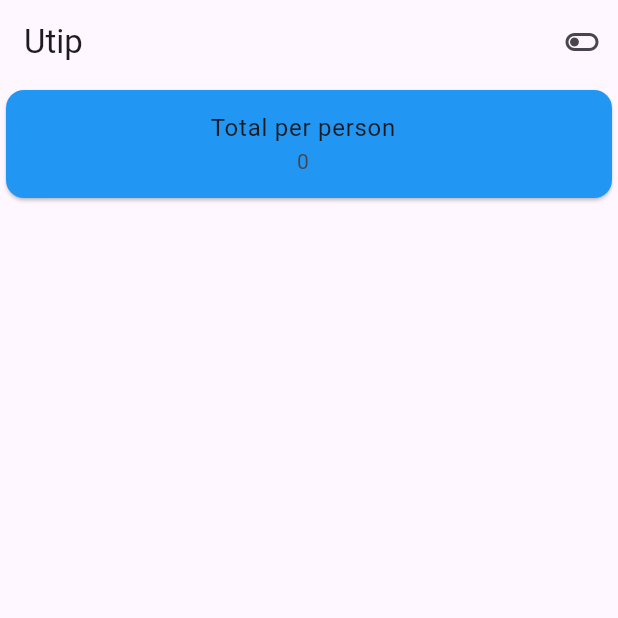
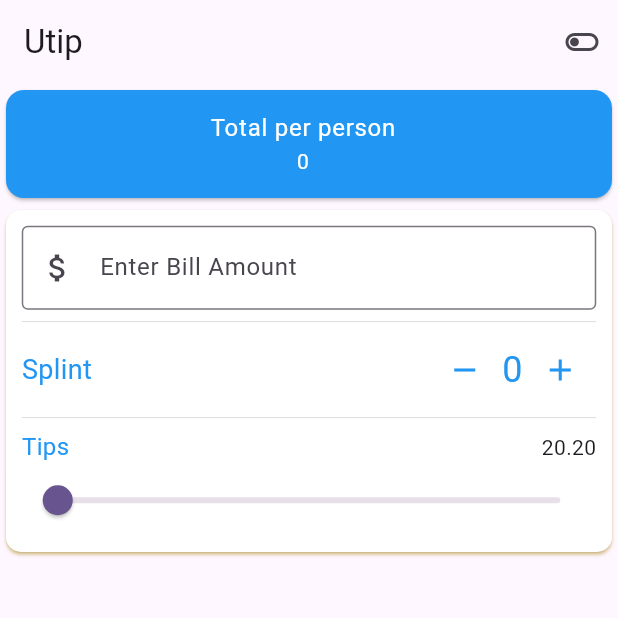
Before and after one commit to Yishak27/tipcalculator, a Flutter app: the screen it shows after launch, on a phone screen of 412 x 824 dp, the top half of it. Run offline on Flutter 3.47's test engine with Material 3 defaults, Android fonts, the phone set to English and light mode, and no system bars.

Commit message:
designining the general skellaton

```diff
--- a/lib/main.dart
+++ b/lib/main.dart
@@ -30,6 +30,21 @@ class MyHomePage extends StatefulWidget {
 class _MyHomePageState extends State<MyHomePage> {
   bool istoggeled = false;
   String amountByPerson = "0";
+  int _counter = 0;
+  double amount = 0.0;
+
+  void _increment() {
+    setState(() {
+      _counter++;
+    });
+  }
+
+  void _decrement() {
+    setState(() {
+      _counter--;
+    });
+  }
+
   @override
   Widget build(BuildContext context) {
     return Scaffold(
@@ -56,8 +71,91 @@ class _MyHomePageState extends State<MyHomePage> {
           Card(
             color: Colors.blue,
             child: ListTile(
+              textColor: Colors.white,
               title: Center(child: const Text("Total per person")),
               subtitle: Center(child: Text(amountByPerson)),
+            ),
+          ),
+          Card(
+            color: Colors.white,
+            shadowColor: Colors.amber,
+            shape: RoundedRectangleBorder(
+              borderRadius: BorderRadius.all(Radius.circular(10)),
+            ),
+            child: Padding(
+              padding: const EdgeInsets.all(10.5),
+              child: Column(
+                mainAxisAlignment: MainAxisAlignment.start,
+                children: <Widget>[
+                  TextField(
+                    decoration: InputDecoration(
+                      labelText: "Enter Bill Amount",
+                      border: OutlineInputBorder(),
+                      prefixIcon: Icon(Icons.attach_money),
+                    ),
+                    onChanged: (value) {
+                      setState(() {
+                        amountByPerson = value;
+                      });
+                    },
+                  ),
+
+                  Divider(thickness: 0.4),
+                  Row(
+                    mainAxisAlignment: MainAxisAlignment.spaceBetween,
+                    spacing: 10,
+                    children: [
+                      Text(
+                        "Splint",
+                        style: (TextStyle(fontSize: 18, color: Colors.blue)),
+                      ),
+                      Row(
+                        mainAxisAlignment: MainAxisAlignment.end,
+                        spacing: 1,
+                        children: [
+                          IconButton(
+                            icon: const Icon(Icons.remove, color: Colors.blue),
+                            onPressed: _decrement,
+                          ),
+                          Text(
+                            '$_counter',
+                            style: const TextStyle(
+                              fontSize: 24,
+                              color: Colors.blue,
+                            ),
+                          ),
+                          IconButton(
+                            icon: const Icon(Icons.add, color: Colors.blue),
+                            onPressed: _increment,
+                          ),
+                        ],
+                      ),
+                    ],
+                  ),
+                  Divider(thickness: 0.4),
+                  Row(
+                    mainAxisAlignment: MainAxisAlignment.spaceBetween,
+                    spacing: 10,
+                    children: [
+                      Text(
+                        "Tips",
+                        style: TextStyle(fontSize: 16, color: Colors.blue),
+                      ),
+                      Text("20.20"),
+                    ],
+                  ),
+                  Slider(
+                    min: 0,
+                    max: 100,
+                    value: amount,
+                    onChanged: (double newValue) {
+                      setState(() {
+                        amount = newValue;
+                      });
+                    },
+                  ),
+                ],
+              ),
             ),
           ),
         ],
```
